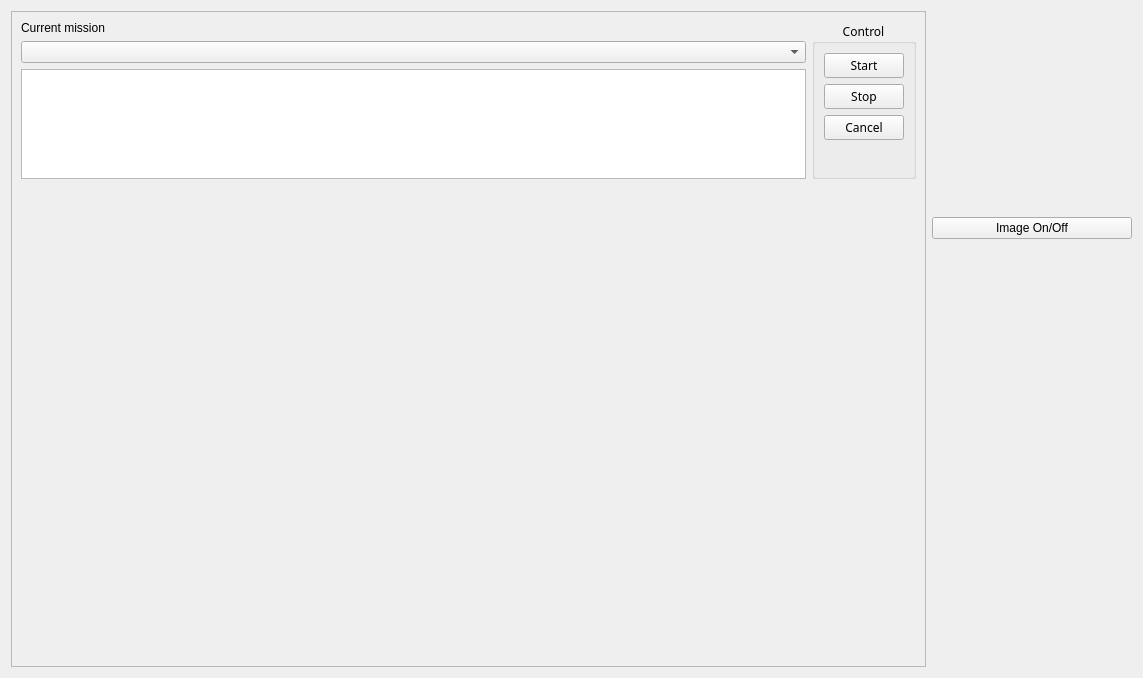
Before: the Qt Designer form Agents/mission_controller_pioneer/src/localUI.ui in robocomp/robocomp-pioneer, drawn with Qt 5.
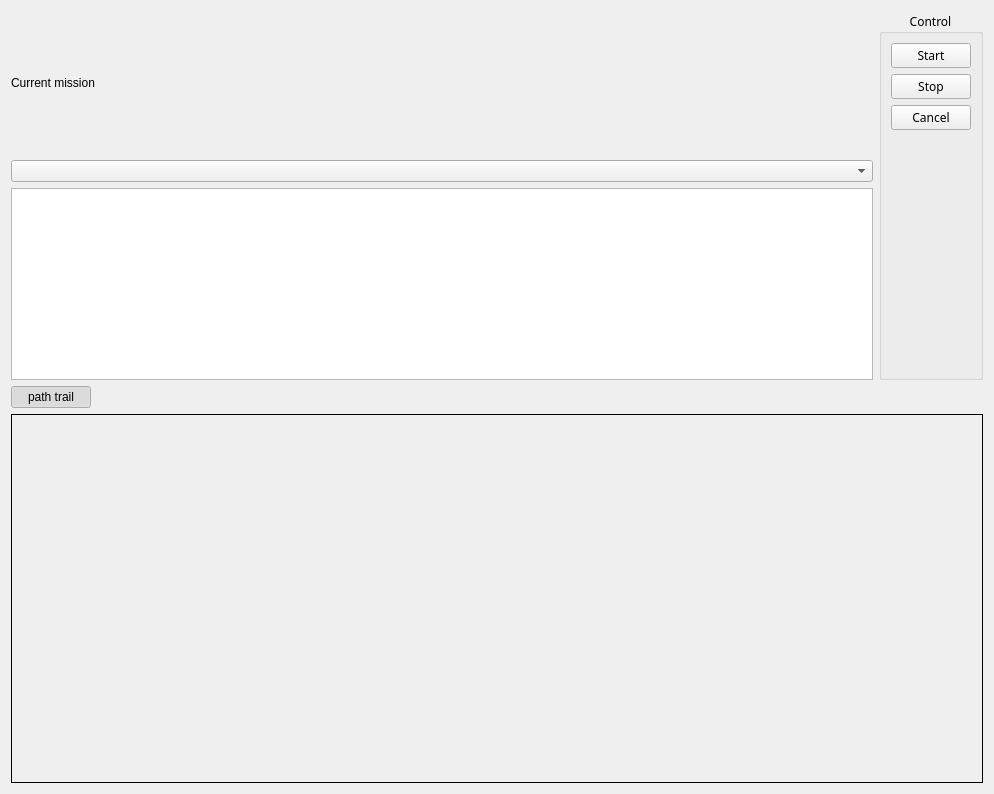
After: the same form once the commit is applied.

Patch:
```diff
--- a/Agents/mission_controller_pioneer/src/localUI.ui
+++ b/Agents/mission_controller_pioneer/src/localUI.ui
@@ -6,8 +6,8 @@
    <rect>
     <x>0</x>
     <y>0</y>
-    <width>1143</width>
-    <height>678</height>
+    <width>994</width>
+    <height>794</height>
    </rect>
   </property>
   <property name="windowTitle">
@@ -15,28 +15,19 @@
   </property>
   <layout class="QVBoxLayout" name="verticalLayout_2">
    <item>
+    <layout class="QVBoxLayout" name="verticalLayout">
+     <item>
     <layout class="QHBoxLayout" name="horizontalLayout_2">
      <item>
-      <widget class="QFrame" name="frame">
-       <property name="minimumSize">
-        <size>
-         <width>300</width>
-         <height>0</height>
-        </size>
-       </property>
-       <property name="frameShape">
-        <enum>QFrame::StyledPanel</enum>
-       </property>
-       <property name="frameShadow">
-        <enum>QFrame::Raised</enum>
-       </property>
-       <layout class="QVBoxLayout" name="verticalLayout_6" stretch="10,30">
-        <item>
-         <layout class="QHBoxLayout" name="horizontalLayout">
-          <item>
            <layout class="QVBoxLayout" name="verticalLayout_5">
             <item>
              <widget class="QLabel" name="label">
+           <property name="sizePolicy">
+            <sizepolicy hsizetype="Preferred" vsizetype="Minimum">
+             <horstretch>0</horstretch>
+             <verstretch>0</verstretch>
+            </sizepolicy>
+           </property>
               <property name="text">
                <string>Current mission</string>
               </property>
@@ -123,67 +114,44 @@
          </layout>
         </item>
         <item>
-         <widget class="QWidget" name="empty_widget" native="true">
-          <property name="sizePolicy">
-           <sizepolicy hsizetype="Preferred" vsizetype="Minimum">
-            <horstretch>0</horstretch>
-            <verstretch>0</verstretch>
-           </sizepolicy>
-          </property>
-          <property name="minimumSize">
-           <size>
-            <width>0</width>
-            <height>0</height>
-           </size>
-          </property>
-         </widget>
-        </item>
-       </layout>
-      </widget>
-     </item>
+      <layout class="QHBoxLayout" name="horizontalLayout">
      <item>
-      <layout class="QVBoxLayout" name="verticalLayout">
-       <item>
-        <widget class="QLabel" name="label_rgb">
-         <property name="minimumSize">
-          <size>
-           <width>200</width>
-           <height>200</height>
-          </size>
-         </property>
+        <widget class="QPushButton" name="path_trail_button">
          <property name="text">
-          <string>&lt;IMAGE&gt;</string>
-         </property>
-        </widget>
-       </item>
-       <item>
-        <widget class="QPushButton" name="image_onoff_button">
-         <property name="text">
-          <string>Image On/Off</string>
+          <string>path trail</string>
          </property>
          <property name="checkable">
           <bool>true</bool>
          </property>
          <property name="checked">
-          <bool>false</bool>
+          <bool>true</bool>
          </property>
         </widget>
        </item>
        <item>
-        <spacer name="verticalSpacer_2">
+        <spacer name="horizontalSpacer">
          <property name="orientation">
-          <enum>Qt::Vertical</enum>
+          <enum>Qt::Horizontal</enum>
          </property>
          <property name="sizeHint" stdset="0">
           <size>
-           <width>20</width>
-           <height>40</height>
+           <width>108</width>
+           <height>17</height>
           </size>
          </property>
         </spacer>
        </item>
       </layout>
      </item>
+     <item>
+      <widget class="QStackedWidget" name="stacked_widget">
+       <property name="frameShape">
+        <enum>QFrame::Box</enum>
+       </property>
+       <widget class="QWidget" name="goto_widget"/>
+       <widget class="QWidget" name="pathfollow_widget"/>
+      </widget>
+     </item>
     </layout>
    </item>
   </layout>
```
Lines whose indentation alone changed are shown as unchanged.
